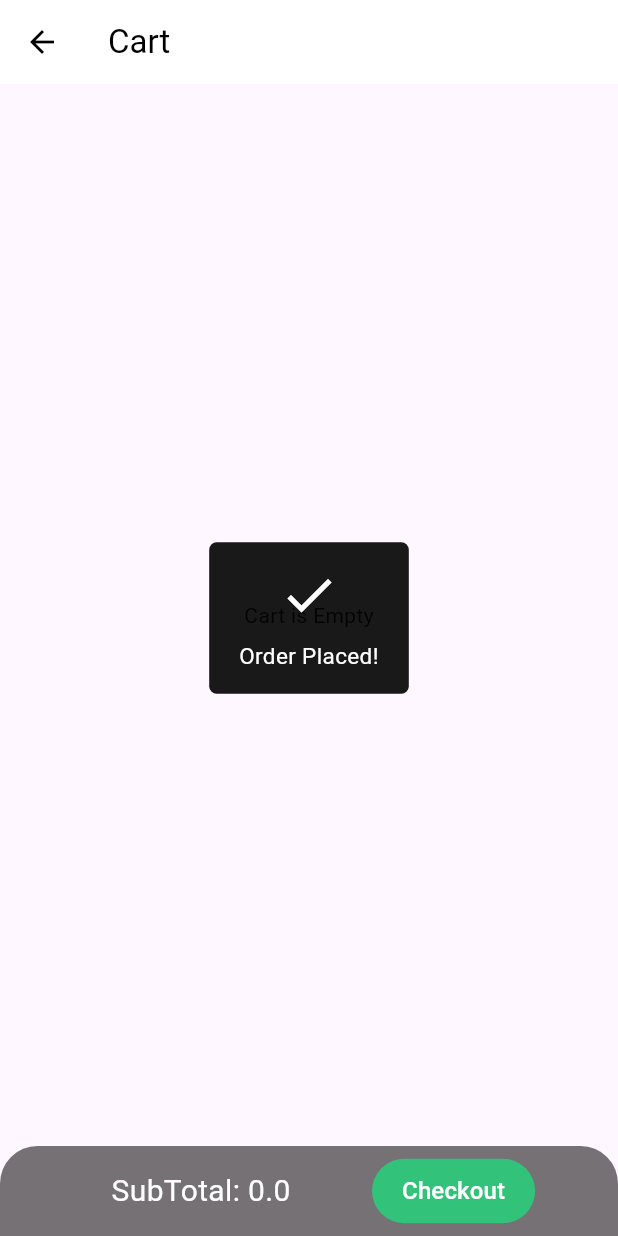
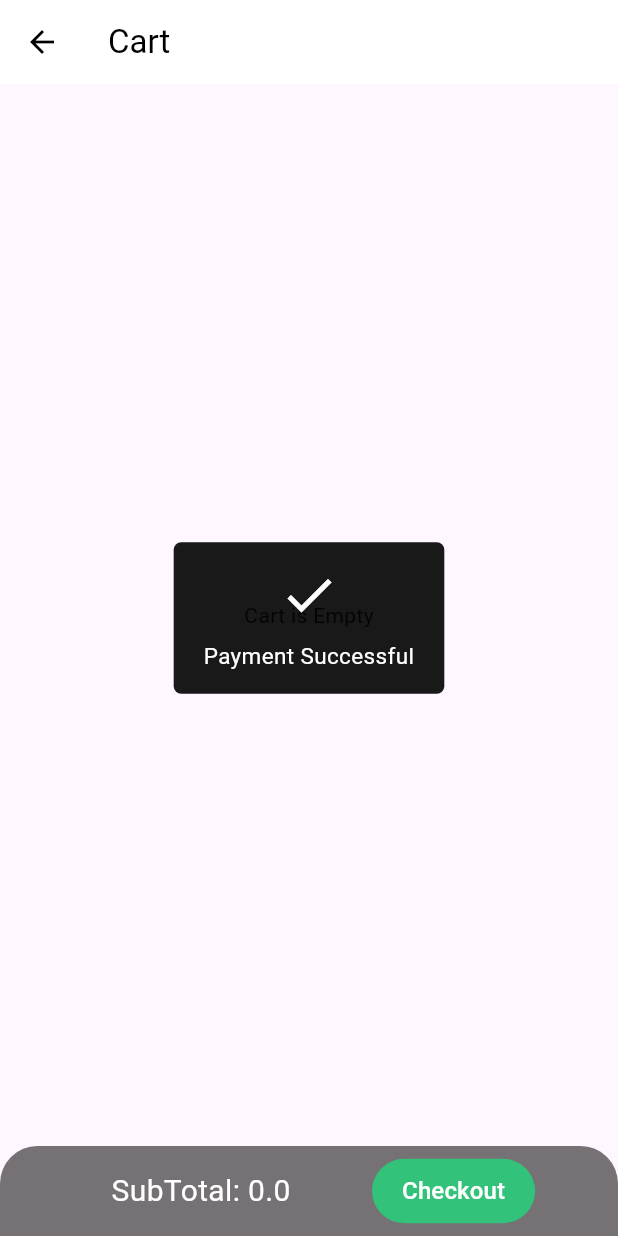
Before and after one commit to tmbmnadim/Mansurs_Shop, a Flutter app: the UserCartScreen screen opened directly, after a tap on "Checkout", on a phone screen of 412 x 824 dp. Run offline on Flutter 3.47's test engine with Material 3 defaults, Android fonts, the phone set to English and light mode, and no system bars; our stand-ins replace cloud_firestore, firebase_auth, firebase_core, firebase_storage, flutter_easyloading, google_sign_in and 1 more; missing offline and left inert: flutter_stripe; accounts and stored records are empty; network calls fail.

Commit message:
Stripe Done...

```diff
--- a/lib/main.dart
+++ b/lib/main.dart
@@ -7,6 +7,7 @@ import 'package:maanecommerceui/providers/go_to_page.dart';
 import 'package:maanecommerceui/providers/orders_provider.dart';
 import 'package:maanecommerceui/providers/product_provider.dart';
 import 'package:maanecommerceui/providers/profile_provider.dart';
+import 'package:maanecommerceui/repos/const.dart';
 import 'package:maanecommerceui/screens/Start%20Screens/splash_screen.dart';
 import 'package:provider/provider.dart';
 import 'package:flutter_stripe/flutter_stripe.dart';
@@ -16,6 +17,8 @@ void main() async {
   await Firebase.initializeApp(
     options: DefaultFirebaseOptions.currentPlatform,
   );
+  Stripe.publishableKey = pubKey;
+  await Stripe.instance.applySettings();
   runApp(
     MultiProvider(
       providers: [
--- a/lib/providers/cart_provider.dart
+++ b/lib/providers/cart_provider.dart
@@ -3,7 +3,10 @@ import 'package:firebase_auth/firebase_auth.dart';
 import 'package:flutter/material.dart';
 import 'package:flutter_easyloading/flutter_easyloading.dart';
 import 'package:maanecommerceui/models/cart_model.dart';
+import 'package:maanecommerceui/providers/product_provider.dart';
 import 'package:maanecommerceui/repos/get_orders_repo.dart';
+import 'package:maanecommerceui/repos/payment_repo.dart';
+import 'package:provider/provider.dart';
 import '../models/order_model.dart';
 import '../repos/get_profile_repo.dart';
 
@@ -20,12 +23,27 @@ class CartProvider extends ChangeNotifier {
   calculateSubtotal() {
     subtotal = 0;
     for (var element in cartItems) {
-      subtotal += (element.quantity * element.salePrice);
+      subtotal += (element.quantity *
+          (element.salePrice - (element.salePrice * (element.discount / 100))));
     }
     notifyListeners();
   }
 
-  sentAsOrders(){
+  sentAsOrders(context) async {
+    MakePayment payment = MakePayment();
+
+    payment.paymentIntentData = await payment.createPaymentIntent(
+      amount: "${(subtotal * 100).floor()}",
+      currency: "USD",
+    );
+
+    await payment.makePaymentRepo(
+      amount: "${(subtotal * 100).floor()}",
+      currency: "USD",
+    );
+
+    await payment.displayPaymentSheet().then(() {
+      // if (payment.paymentIntentData!["status"] == "succeeded") {
       for (var cartItem in cartItems) {
         OrderModel order = OrderModel(
           productId: cartItem.productId,
@@ -40,7 +58,14 @@ class CartProvider extends ChangeNotifier {
         );
         postOrderData(order: order);
       }
+      Provider.of<ProductProvider>(context, listen: false)
+          .orderedProduct(cartItems: cartItems);
+      clearCart();
       EasyLoading.showSuccess("Order Placed!");
+      // }
+      // print(
+      //     "---------------------------------------------------------------------------------------\n${payment.paymentIntentData!["status"]}\n---------------------------------------------------------------------------------------");
+    });
   }
 
   addToCart({required CartModel cartModel}) async {
--- a/lib/repos/payment_repo.dart
+++ b/lib/repos/payment_repo.dart
@@ -1,3 +1,94 @@
-String paymentIntent = "https://api.stripe.com/v1/payment_intents";
+import 'dart:convert';
+import 'package:flutter/material.dart';
+import 'package:flutter_easyloading/flutter_easyloading.dart';
+import 'package:flutter_stripe/flutter_stripe.dart';
+import 'package:http/http.dart' as http;
+import 'const.dart';
 
-makePaymentRepo(){}
+class MakePayment {
+  Map<String, dynamic>? paymentIntentData;
+
+  Future<void> makePaymentRepo({
+    required String amount,
+    required String currency,
+  }) async {
+    try {
+      print(
+          "The Amount is>>>>>>>>>>>>>>>>>>>>>>>>>>>>>>>>>>>>>>>>>>>>>$amount");
+      // paymentIntentData =
+      //     await createPaymentIntent(amount: amount, currency: currency);
+      if (paymentIntentData != null) {
+        await Stripe.instance.initPaymentSheet(
+          paymentSheetParameters: SetupPaymentSheetParameters(
+            billingDetails: const BillingDetails(
+                name: "",
+                address: Address(
+                    city: "",
+                    country: "",
+                    line1: "",
+                    line2: "",
+                    postalCode: "",
+                    state: ""),
+                email: "",
+                phone: ""),
+            billingDetailsCollectionConfiguration:
+                const BillingDetailsCollectionConfiguration(
+              phone: CollectionMode.always,
+              attachDefaultsToPaymentMethod: true,
+            ),
+            merchantDisplayName: "Prospects",
+            customerId: paymentIntentData!["customer"],
+            paymentIntentClientSecret: paymentIntentData!["client_secret"],
+            customerEphemeralKeySecret: paymentIntentData!["ephemeralKey"],
+          ),
+        );
+      }
+      // return paymentIntentData;
+    } catch (e /*, s*/) {
+      // print("exception:$e$s");
+    }
+    // return null;
+  }
+
+  Future<Map<String, dynamic>?> createPaymentIntent(
+      {required String amount, required String currency}) async {
+    try {
+      var response = await http.post(
+        Uri.parse("https://api.stripe.com/v1/payment_intents"),
+        body: {
+          "amount": amount,
+          "currency": currency,
+          'payment_method_types[]': 'card',
+          // "automatic_payment_methods[enabled]":"true",
+        },
+        headers: {
+          "Authorization": "Bearer $secKey",
+          "Content-Type": "application/x-www-form-urlencoded"
+        },
+      );
+      debugPrint("FROM PAYMENT REPO: ${response.body}");
+      return jsonDecode(response.body);
+    } catch (e) {
+      // print("error charging user$e");
+      EasyLoading.showError(
+          "Please Check Your Internet Connection...\nError charging user $e");
+    }
+    return null;
+  }
+
+  displayPaymentSheet() async {
+    try {
+      await Stripe.instance.presentPaymentSheet();
+      EasyLoading.showSuccess("Payment Successful");
+    } on Exception catch (e) {
+      if (e is StripeException) {
+        // print('error from stripe: ${e.error.localizedMessage}');
+      } else {
+        // print("unforced error: $e");
+        EasyLoading.showError("Cancelled");
+      }
+    } catch (e) {
+      // print("exception" + e.toString());
+    }
+  }
+}
--- a/lib/screens/Authentication/sign_in_screen.dart
+++ b/lib/screens/Authentication/sign_in_screen.dart
@@ -10,6 +10,7 @@ import 'package:maanecommerceui/screens/Home/homepage.dart';
 import 'package:maanecommerceui/screens/Authentication/sign_up_screen.dart';
 import '../../custom_widgets/icon_logo.dart';
 import '../../custom_widgets/my_widgets.dart';
+import '../Home/home.dart';
 
 class SignInScreen extends StatefulWidget {
   const SignInScreen({super.key});
@@ -219,7 +220,12 @@ class _SignInScreenState extends State<SignInScreen> {
                     emailController.clear();
                     passwordController.clear();
                     if (context.mounted) {
-                      GoToPageProvider().goToPage(context, page: const Homepage());
+                      Navigator.pushAndRemoveUntil(
+                          context,
+                          MaterialPageRoute(
+                            builder: (context) => const Home(),
+                          ),
+                          ModalRoute.withName('/'));
                     }
                   }
                 } on FirebaseAuthException catch (error) {
--- a/lib/screens/Product/cart_screen.dart
+++ b/lib/screens/Product/cart_screen.dart
@@ -2,7 +2,6 @@ import 'package:flutter/material.dart';
 import 'package:maanecommerceui/providers/cart_provider.dart';
 import 'package:maanecommerceui/providers/product_provider.dart';
 import 'package:provider/provider.dart';
-import 'package:flutter_stripe/flutter_stripe.dart' as stripe;
 
 class UserCartScreen extends StatefulWidget {
   const UserCartScreen({super.key});
@@ -54,17 +53,8 @@ class _UserCartScreenState extends State<UserCartScreen> {
                     elevation: 0,
                   ),
                   onPressed: () {
-                    stripe.Stripe.instance.initPaymentSheet(
-                      paymentSheetParameters:
-                          const stripe.SetupPaymentSheetParameters(
-                        primaryButtonLabel: 'Payment',
-                        billingDetails: stripe.BillingDetails(),
-                      ),
-                    );
-                    cart.sentAsOrders();
-                    Provider.of<ProductProvider>(context, listen: false)
-                        .orderedProduct(cartItems: cart.cartItems);
-                    cart.clearCart();
+                    cart.sentAsOrders(context);
+                    // cart.clearCart();
                   },
                   child: const Text(
                     'Checkout',
--- a/pubspec.yaml
+++ b/pubspec.yaml
@@ -26,6 +26,7 @@ dependencies:
   cached_network_image: ^3.3.0
   intl: ^0.18.1
   flutter_stripe: ^9.6.0
+  http: ^1.1.2
 
 dev_dependencies:
   flutter_test:
```
Also changed, not shown: pubspec.lock, 9 other files. Lines whose indentation alone changed are shown as unchanged.
